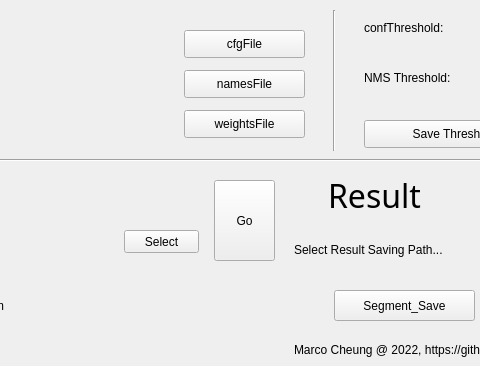
The window that CPP-Qt/QYoloImageDetection/QYoloImageDetection.ui (marc0cheung/YOLOv4_Detection_dnnOpenCV) describes before a commit, drawn with Qt 5; both pictures show x 286 to 766 and y 0 to 366 of the 1011 by 366 pixel window.
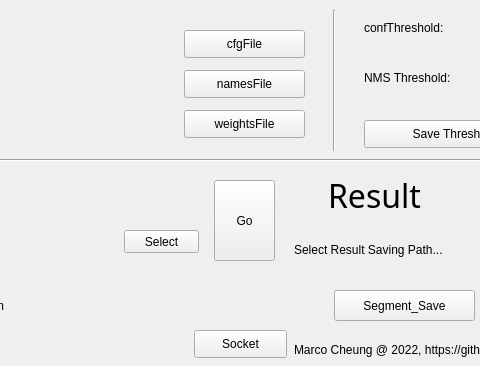
The same window after the commit.

Commit message: Try to add Socket but failed, again...

The edit to the form file:
```diff
--- a/CPP-Qt/QYoloImageDetection/QYoloImageDetection.ui
+++ b/CPP-Qt/QYoloImageDetection/QYoloImageDetection.ui
@@ -465,6 +465,19 @@
      <bool>false</bool>
     </property>
    </widget>
+   <widget class="QPushButton" name="socketBtn">
+    <property name="geometry">
+     <rect>
+      <x>480</x>
+      <y>330</y>
+      <width>93</width>
+      <height>28</height>
+     </rect>
+    </property>
+    <property name="text">
+     <string>Socket</string>
+    </property>
+   </widget>
   </widget>
  </widget>
  <layoutdefault spacing="6" margin="11"/>
```
The commit also changes 2 other files.
